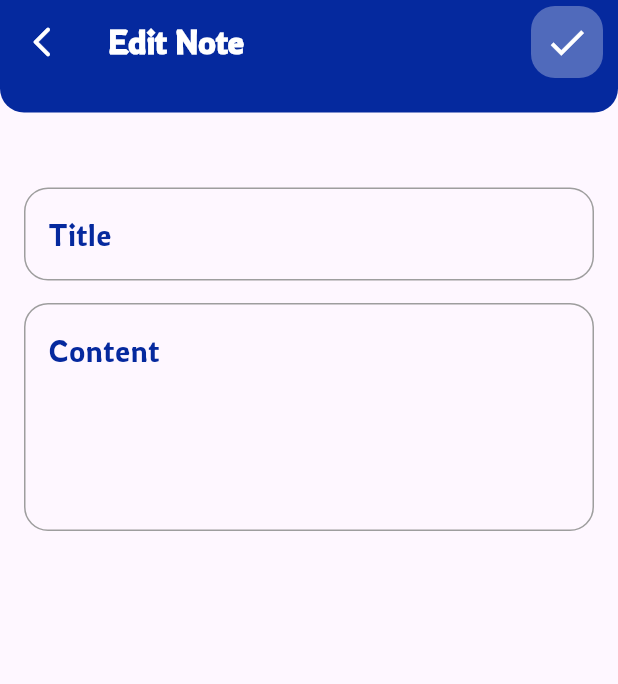
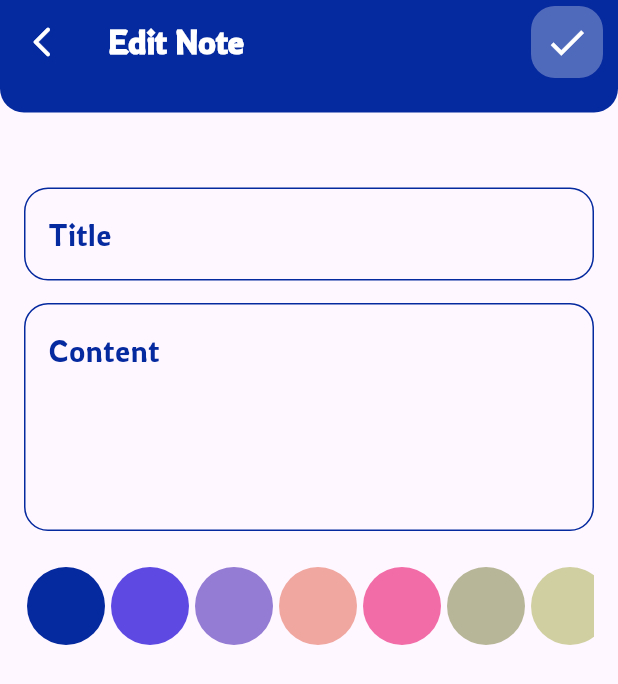
Before and after one commit to hayam-tarek/notes_app, a Flutter app: the EditNoteView screen opened directly with empty values, on a phone screen of 412 x 824 dp. Shown: the top 684 px of the screen. Run offline on Flutter 3.47's test engine with Material 3 defaults, Android fonts, the phone set to English and light mode, and no system bars; our stand-ins replace bloc, flutter_bloc, hive, hive_flutter; accounts and stored records are empty.

Commit message:
add edit note color done

```diff
--- a/lib/helper/constant.dart
+++ b/lib/helper/constant.dart
@@ -2,7 +2,6 @@ import 'package:flutter/material.dart';
 
 // const Color kMainColor = Colors.cyan;
 const Color kMainColor = Color(0xff05299E);
-const Color kSecColor = Color.fromRGBO(158, 158, 158, 1);
 const kNotesBox = 'notes_box';
 const List<Color> kColorsList = [
   Color(0xff05299E),
--- a/lib/models/note_model.dart
+++ b/lib/models/note_model.dart
@@ -11,7 +11,7 @@ class NoteModel extends HiveObject {
   @HiveField(2)
   final String createdAt;
   @HiveField(3)
-  final int color;
+  int color;
 
   NoteModel({
     required this.title,
--- a/lib/views/edit_note_view.dart
+++ b/lib/views/edit_note_view.dart
@@ -5,6 +5,7 @@ import 'package:notes_app/helper/snack_bar.dart';
 import 'package:notes_app/models/note_model.dart';
 import 'package:notes_app/widgets/custom_app_bar.dart';
 import 'package:notes_app/widgets/custom_text_field.dart';
+import 'package:notes_app/widgets/edit_note_color_listview.dart';
 
 class EditNoteView extends StatefulWidget {
   const EditNoteView({
@@ -69,6 +70,15 @@ class _EditNoteViewState extends State<EditNoteView> {
               hintText: 'Content',
               maxLines: 5,
             ),
+            const SizedBox(
+              height: 15,
+            ),
+            SizedBox(
+              height: 70,
+              child: EditNoteColorListView(
+                note: widget.note,
+              ),
+            ),
           ],
         ),
       ),
--- a/lib/widgets/add_note_form.dart
+++ b/lib/widgets/add_note_form.dart
@@ -74,7 +74,7 @@ class _AddNoteFormState extends State<AddNoteForm> {
                       color: BlocProvider.of<AddNoteCubit>(context)
                               .noteColor
                               ?.value ??
-                          kSecColor.value,
+                          kMainColor.value,
                     );
                     BlocProvider.of<AddNoteCubit>(context).addNote(note);
                   } else {
--- a/lib/widgets/custom_text_field.dart
+++ b/lib/widgets/custom_text_field.dart
@@ -40,7 +40,7 @@ class CustomTextFormField extends StatelessWidget {
         enabledBorder: OutlineInputBorder(
           borderRadius: BorderRadius.circular(16),
           borderSide: const BorderSide(
-            color: kSecColor,
+            color: kMainColor,
           ),
         ),
         focusedBorder: OutlineInputBorder(
--- /dev/null
+++ b/lib/widgets/edit_note_color_listview.dart
@@ -0,0 +1,49 @@
+import 'package:flutter/material.dart';
+import 'package:notes_app/helper/constant.dart';
+import 'package:notes_app/models/note_model.dart';
+import 'package:notes_app/widgets/color_item.dart';
+
+class EditNoteColorListView extends StatefulWidget {
+  const EditNoteColorListView({
+    super.key,
+    required this.note,
+  });
+  final NoteModel note;
+
+  @override
+  State<EditNoteColorListView> createState() => _EditNoteColorListViewState();
+}
+
+class _EditNoteColorListViewState extends State<EditNoteColorListView> {
+  late int currentIndex;
+  @override
+  void initState() {
+    currentIndex = kColorsList.indexOf(Color(widget.note.color));
+    super.initState();
+  }
+
+  @override
+  Widget build(BuildContext context) {
+    return ListView.builder(
+        itemCount: kColorsList.length,
+        scrollDirection: Axis.horizontal,
+        itemBuilder: (context, index) {
+          return Padding(
+            padding: const EdgeInsets.all(2.0),
+            child: InkWell(
+              splashColor: Colors.transparent,
+              onTap: () {
+                setState(() {
+                  currentIndex = index;
+                  widget.note.color = kColorsList[index].value;
+                });
+              },
+              child: ColorItem(
+                isActive: currentIndex == index,
+                color: kColorsList[index],
+              ),
+            ),
+          );
+        });
+  }
+}
--- a/lib/widgets/note_item.dart
+++ b/lib/widgets/note_item.dart
@@ -43,14 +43,14 @@ class NoteItem extends StatelessWidget {
               title: Text(
                 note.title,
                 style: const TextStyle(
-                  // color: Colors.white,
+                  color: Colors.white,
                   fontSize: 25,
                 ),
               ),
               subtitle: Text(
                 note.content,
                 style: const TextStyle(
-                  // color: Colors.white60,
+                  color: Colors.white70,
                   fontSize: 20,
                 ),
               ),
@@ -63,7 +63,7 @@ class NoteItem extends StatelessWidget {
                 },
                 icon: const Icon(
                   Icons.delete_rounded,
-                  // color: Colors.white,
+                  color: Colors.white,
                   size: 30,
                 ),
               ),
@@ -75,7 +75,7 @@ class NoteItem extends StatelessWidget {
                 child: Text(
                   note.createdAt,
                   style: const TextStyle(
-                    // color: Colors.white60,
+                    color: Colors.white60,
                     fontSize: 12,
                   ),
                 ),
```
